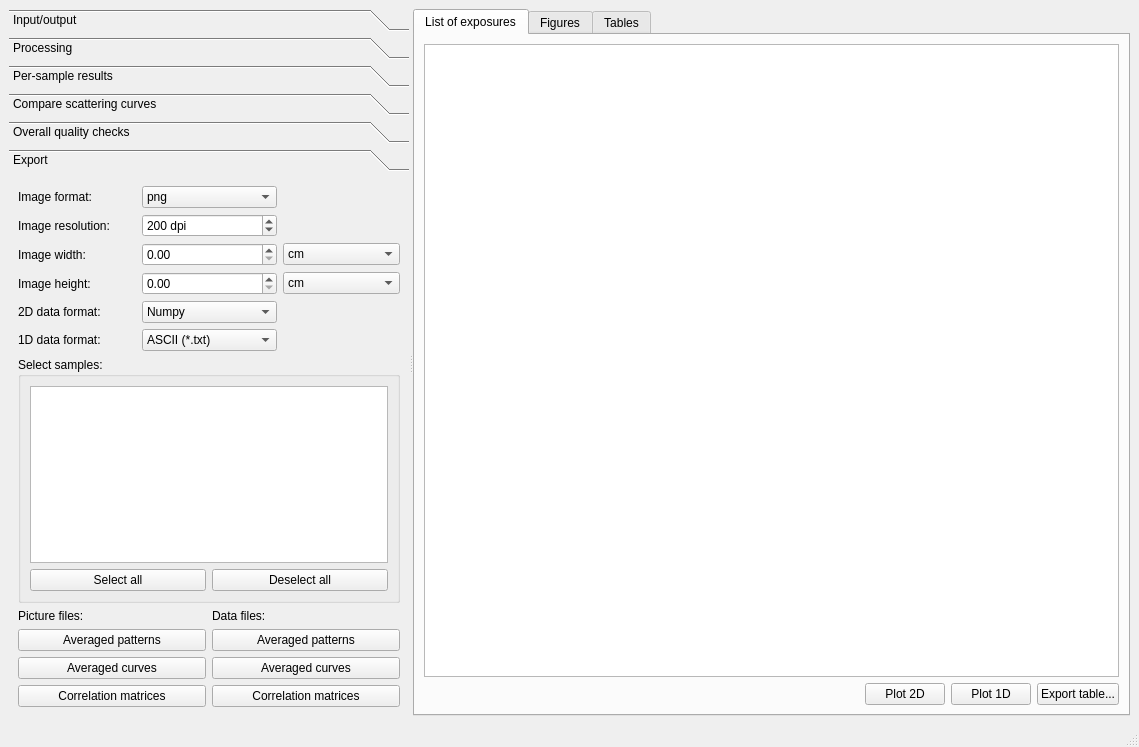
First picture: the form in cct/processing/mainwindow/mainwindow.ui, repository awacha/cct, before the edit.
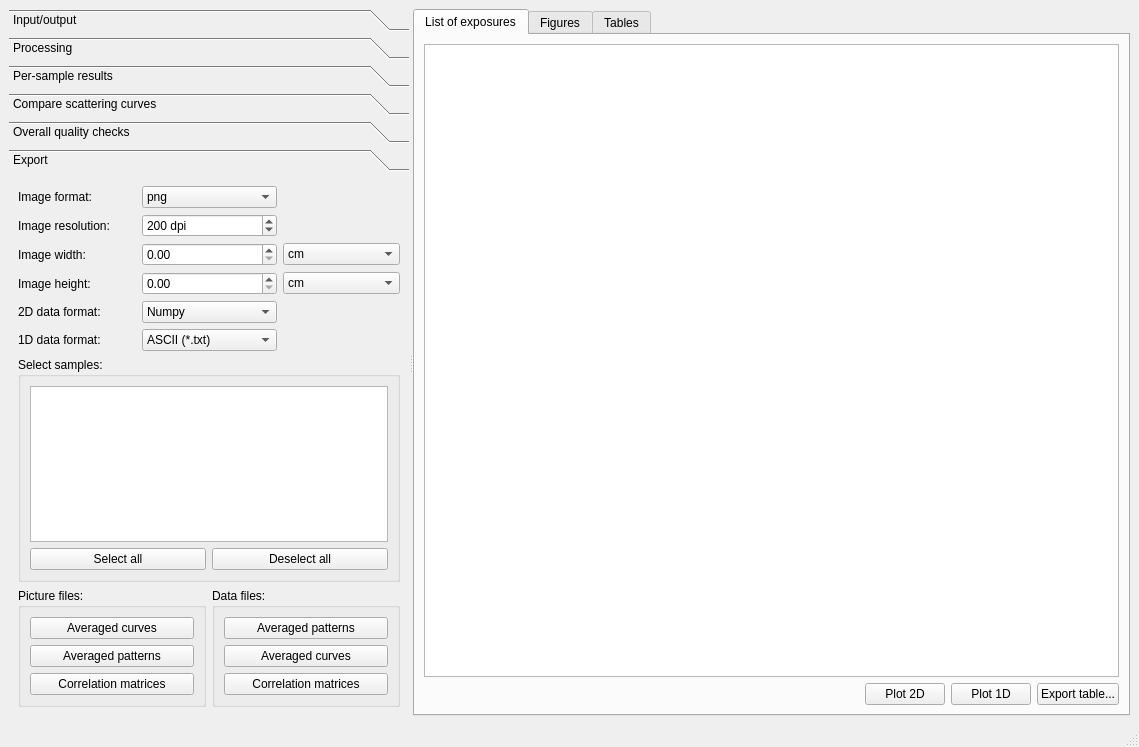
Second picture: the form after the edit. The open tabs and pages were chosen to show the change. Icons and pictures are not drawn.

```diff
--- a/cct/processing/mainwindow/mainwindow.ui
+++ b/cct/processing/mainwindow/mainwindow.ui
@@ -989,67 +989,71 @@
          <string>Export</string>
         </attribute>
         <layout class="QGridLayout" name="gridLayout_7">
-         <item row="7" column="0" colspan="3">
-          <layout class="QGridLayout" name="gridLayout_8">
-           <item row="2" column="0">
-            <widget class="QPushButton" name="exportAveragedCurvesGraphPushButton">
-             <property name="text">
-              <string>Averaged curves</string>
-             </property>
-            </widget>
-           </item>
-           <item row="1" column="1">
-            <widget class="QPushButton" name="exportAveraged2DDataPushButton">
-             <property name="text">
-              <string>Averaged patterns</string>
-             </property>
-            </widget>
-           </item>
-           <item row="3" column="0">
-            <widget class="QPushButton" name="exportCorrelMatricesGraphPushButton">
-             <property name="text">
-              <string>Correlation matrices</string>
-             </property>
-            </widget>
-           </item>
-           <item row="3" column="1">
-            <widget class="QPushButton" name="exportCorrelMatricesDataPushButton">
-             <property name="text">
-              <string>Correlation matrices</string>
-             </property>
-            </widget>
-           </item>
-           <item row="1" column="0">
-            <widget class="QPushButton" name="exportAveraged2DGraphPushButton">
-             <property name="text">
-              <string>Averaged patterns</string>
-             </property>
-            </widget>
-           </item>
-           <item row="2" column="1">
-            <widget class="QPushButton" name="exportAveragedCurvesDataPushButton">
-             <property name="text">
-              <string>Averaged curves</string>
-             </property>
-            </widget>
-           </item>
-           <item row="0" column="0">
-            <widget class="QLabel" name="label_15">
-             <property name="text">
+         <item row="9" column="0" colspan="3">
+          <layout class="QHBoxLayout" name="horizontalLayout_3">
+           <item>
+            <widget class="QGroupBox" name="groupBox_6">
+             <property name="title">
               <string>Picture files:</string>
              </property>
+             <layout class="QVBoxLayout" name="verticalLayout_5">
+              <item>
+               <widget class="QPushButton" name="exportAveragedCurvesGraphPushButton">
+                <property name="text">
+                 <string>Averaged curves</string>
+                </property>
+               </widget>
+              </item>
+              <item>
+               <widget class="QPushButton" name="exportAveraged2DGraphPushButton">
+                <property name="text">
+                 <string>Averaged patterns</string>
+                </property>
+               </widget>
+              </item>
+              <item>
+               <widget class="QPushButton" name="exportCorrelMatricesGraphPushButton">
+                <property name="text">
+                 <string>Correlation matrices</string>
+                </property>
+               </widget>
+              </item>
+             </layout>
             </widget>
            </item>
-           <item row="0" column="1">
-            <widget class="QLabel" name="label_16">
-             <property name="text">
+           <item>
+            <widget class="QGroupBox" name="groupBox_5">
+             <property name="title">
               <string>Data files:</string>
              </property>
+             <layout class="QVBoxLayout" name="verticalLayout_6">
+              <item>
+               <widget class="QPushButton" name="exportAveraged2DDataPushButton">
+                <property name="text">
+                 <string>Averaged patterns</string>
+                </property>
+               </widget>
+              </item>
+              <item>
+               <widget class="QPushButton" name="exportAveragedCurvesDataPushButton">
+                <property name="text">
+                 <string>Averaged curves</string>
+                </property>
+               </widget>
+              </item>
+              <item>
+               <widget class="QPushButton" name="exportCorrelMatricesDataPushButton">
+                <property name="text">
+                 <string>Correlation matrices</string>
+                </property>
+               </widget>
+              </item>
+             </layout>
             </widget>
            </item>
           </layout>
          </item>
-         <item row="9" column="0" colspan="3">
+         <item row="8" column="0" colspan="3">
           <spacer name="verticalSpacer_5">
            <property name="orientation">
             <enum>Qt::Vertical</enum>
```
Left out of the diff: 68 changed lines with no effect on the pictures.
